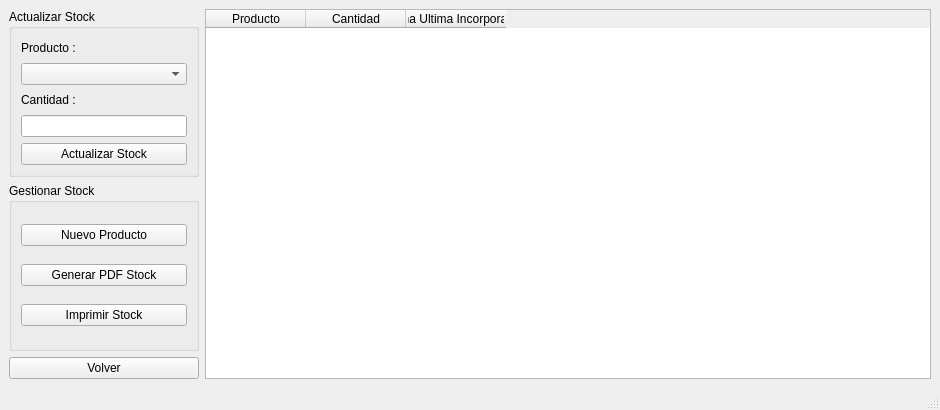
Qt form QT_Sistema_San_Cayetano/registrostock.ui (GaspyGJ/SistemaGestion_SanCayetano) before a commit.
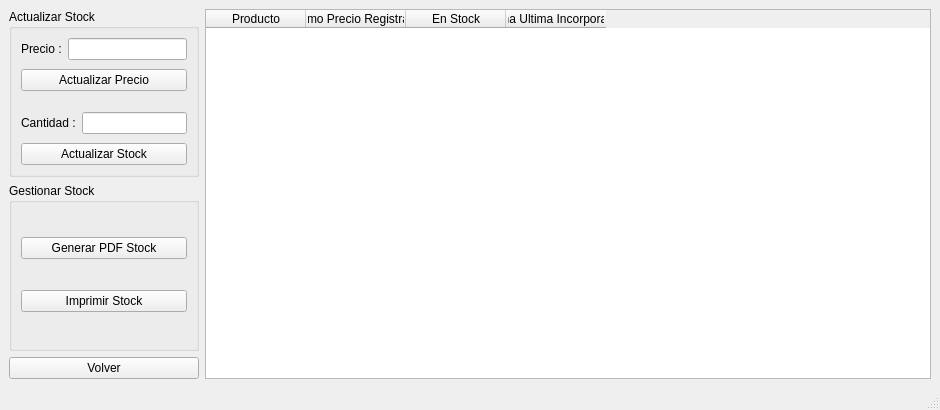
The same form after that commit.

Commit message: Termine (creo) las verificaciones de ventana RegistroStock

```diff
--- a/QT_Sistema_San_Cayetano/registrostock.ui
+++ b/QT_Sistema_San_Cayetano/registrostock.ui
@@ -28,27 +28,64 @@
         <property name="title">
          <string>Actualizar Stock</string>
         </property>
+        <layout class="QVBoxLayout" name="verticalLayout_5">
+         <item>
         <layout class="QVBoxLayout" name="verticalLayout_2">
          <item>
-          <widget class="QLabel" name="label">
+            <layout class="QFormLayout" name="formLayout">
+             <item row="0" column="0">
+              <widget class="QLabel" name="label_Precio">
            <property name="text">
-            <string>Producto :</string>
+                <string>Precio :</string>
            </property>
           </widget>
          </item>
+             <item row="0" column="1">
+              <widget class="QLineEdit" name="input_Precio"/>
+             </item>
+            </layout>
+           </item>
          <item>
-          <widget class="QComboBox" name="select_Producto"/>
-         </item>
+            <widget class="QPushButton" name="btn_ActualizarPrecio">
+             <property name="text">
+              <string>Actualizar Precio</string>
+             </property>
+            </widget>
+           </item>
+          </layout>
+         </item>
          <item>
-          <widget class="QLabel" name="label_2">
+          <spacer name="verticalSpacer">
+           <property name="orientation">
+            <enum>Qt::Vertical</enum>
+           </property>
+           <property name="sizeType">
+            <enum>QSizePolicy::Fixed</enum>
+           </property>
+           <property name="sizeHint" stdset="0">
+            <size>
+             <width>10</width>
+             <height>15</height>
+            </size>
+           </property>
+          </spacer>
+         </item>
+         <item>
+          <layout class="QVBoxLayout" name="verticalLayout_4">
+           <item>
+            <layout class="QFormLayout" name="formLayout_2">
+             <item row="0" column="0">
+              <widget class="QLabel" name="label_Cantidad">
            <property name="text">
             <string>Cantidad :</string>
            </property>
           </widget>
          </item>
-         <item>
+             <item row="0" column="1">
           <widget class="QLineEdit" name="input_Cantidad"/>
          </item>
+            </layout>
+           </item>
          <item>
           <widget class="QPushButton" name="btn_ActualizarStock">
            <property name="text">
@@ -57,6 +94,8 @@
           </widget>
          </item>
         </layout>
+         </item>
+        </layout>
        </widget>
       </item>
       <item>
@@ -72,14 +111,7 @@
         </property>
         <layout class="QVBoxLayout" name="verticalLayout_3">
          <item>
-          <widget class="QPushButton" name="btn_NuevoProducto">
-           <property name="text">
-            <string>Nuevo Producto</string>
-           </property>
-          </widget>
-         </item>
-         <item>
-          <widget class="QPushButton" name="pushButton_3">
+          <widget class="QPushButton" name="btn_GenerarPDF_Stock">
            <property name="text">
             <string>Generar PDF Stock</string>
            </property>
@@ -119,7 +151,12 @@
       </column>
       <column>
        <property name="text">
-        <string>Cantidad</string>
+        <string>Ultimo Precio Registrado</string>
+       </property>
+      </column>
+      <column>
+       <property name="text">
+        <string>En Stock</string>
        </property>
       </column>
       <column>
```
Left out of the diff: 10 changed lines with no effect on the pictures. Lines whose indentation alone changed are shown as unchanged. The commit also changes 472 other files.
